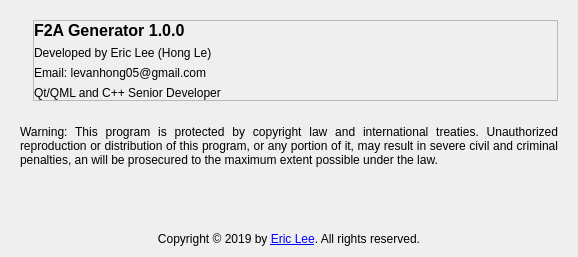
Before: the Qt Designer form aboutdialog.ui in levanhong05/F2AGenerator, drawn with Qt 5.
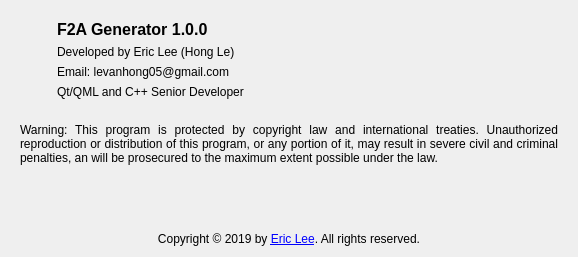
After: the same form once the commit is applied. Icons and pictures are not drawn.

What changed in the file:
```diff
--- a/aboutdialog.ui
+++ b/aboutdialog.ui
@@ -33,6 +33,9 @@
       <enum>QFrame::Raised</enum>
      </property>
      <layout class="QHBoxLayout" name="horizontalLayout">
+      <property name="spacing">
+       <number>30</number>
+      </property>
       <item>
        <widget class="QLabel" name="lblIcon">
         <property name="sizePolicy">
@@ -58,10 +61,13 @@
       <item>
        <widget class="QFrame" name="frameAuthor">
         <property name="frameShape">
-         <enum>QFrame::StyledPanel</enum>
+         <enum>QFrame::NoFrame</enum>
         </property>
         <property name="frameShadow">
-         <enum>QFrame::Raised</enum>
+         <enum>QFrame::Plain</enum>
+        </property>
+        <property name="lineWidth">
+         <number>0</number>
         </property>
         <layout class="QVBoxLayout" name="verticalLayout_3">
          <property name="leftMargin">
```
